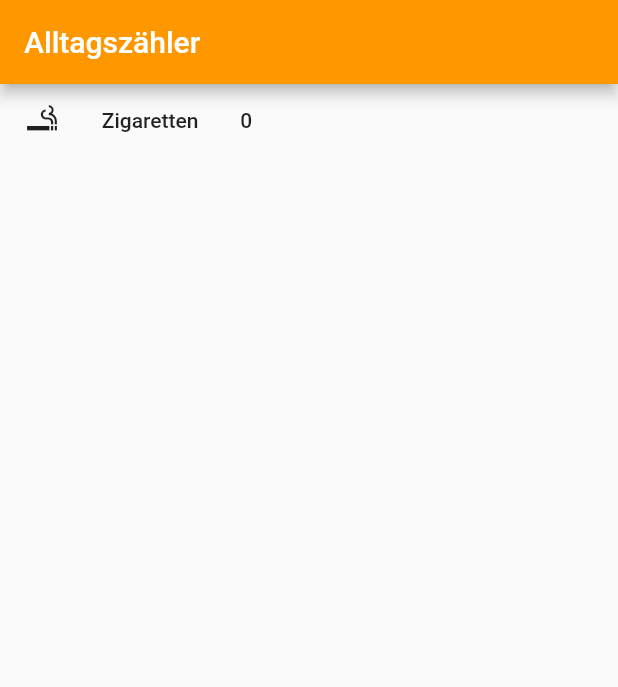
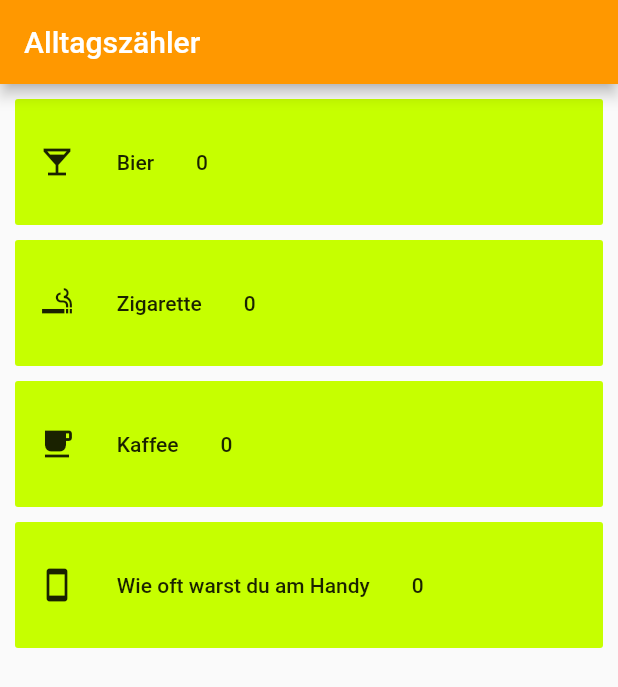
Before and after one commit to floodoo/alltags_zaehler, a Flutter app: the screen it shows after launch, on a phone screen of 412 x 824 dp. Shown: the top 687 px of the screen. Run offline on Flutter 3.47's test engine with Material 2 defaults, Android fonts, the phone set to English and light mode, and no system bars.

Commit message:
Viele Buttons

```diff
--- a/lib/main.dart
+++ b/lib/main.dart
@@ -8,18 +8,6 @@ class MyApp extends StatefulWidget {
 }
 
 class _MyAppState extends State<MyApp> {
-  int _counter = 0;
-
-  void _incrementCounter(BuildContext context) {
-    setState(() {
-      _counter++;
-    });
-    final snackBar = SnackBar(
-      content: Text('Du hast eine Zigarette mehr geraucht'),
-    );
-    Scaffold.of(context).showSnackBar(snackBar);
-  }
-
   @override
   Widget build(BuildContext context) {
     return MaterialApp(
@@ -31,34 +19,29 @@ class _MyAppState extends State<MyApp> {
           builder: (BuildContext context) {
             return Column(
               children: <Widget>[
-                FlatButton(
-                  child: Row(
-                    children: <Widget>[
-                      Icon(Icons.smoking_rooms),
-                      Text('        Zigaretten        '),
-                      Text('$_counter        ')
-                    ],
-                  ),
-                  onPressed: () => _incrementCounter(context),
+                CountButton(
+                  name: 'Bier',
+                  message: 'Du hast wieder Bier getrunken',
+                  icon: Icon(Icons.local_bar),
+                  color: Colors.limeAccent[400],
                 ),
-              ],
-            );
-          },
-        ),
-        body: Builder(
-          builder: (BuildContext context) {
-            return Column(
-              children: <Widget>[
-                FlatButton(
-                  child: Row(
-                    children: <Widget>[
-                      Icon(Icons.smoking_rooms),
-                      Text('        Zigaretten        '),
-                      Text('$_counter        ')
-                    ],
-                  ),
-                  onPressed: () => _incrementCounter(context),
+                CountButton(
+                  name: 'Zigarette',
+                  message: 'Du warst wieder Rauchen',
+                  icon: Icon(Icons.smoking_rooms),
+                  color: Colors.limeAccent[400],
                 ),
+                CountButton(
+                    name: 'Kaffee',
+                    message: 'Du trinkst schon wieder Kaffee?!',
+                    icon: Icon(Icons.local_cafe),
+                    color: Colors.limeAccent[400]),
+                CountButton(
+                  name: 'Wie oft warst du am Handy',
+                  message: 'Du bist schon wieder am Handy?!',
+                  icon: Icon(Icons.smartphone),
+                  color: Colors.limeAccent[400],
+                )
               ],
             );
           },
@@ -67,3 +50,57 @@ class _MyAppState extends State<MyApp> {
     );
   }
 }
+
+class CountButton extends StatefulWidget {
+  const CountButton({
+    Key key,
+    @required this.name,
+    @required this.message,
+    @required this.icon,
+    @required this.color,
+  }) : super(key: key);
+
+  final String name;
+  final String message;
+  final Icon icon;
+  final Color color;
+
+  @override
+  _CountButtonState createState() => _CountButtonState();
+}
+
+class _CountButtonState extends State<CountButton> {
+  int _counter = 0;
+
+  void _incrementCounter(BuildContext context) {
+    setState(() {
+      _counter++;
+    });
+
+    final snackBar = SnackBar(
+      content: Text(widget.message),
+    );
+    Scaffold.of(context).showSnackBar(snackBar);
+  }
+
+  @override
+  Widget build(BuildContext context) {
+    return Padding(
+      padding: const EdgeInsets.only(top: 10.0, left: 10.0, right: 10.0),
+      child: FlatButton(
+        color: Colors.limeAccent[400],
+        child: Padding(
+          padding: EdgeInsets.only(top: 30.0, bottom: 30.0),
+          child: Row(
+            children: <Widget>[
+              widget.icon,
+              Text('        ${widget.name}        '),
+              Text('$_counter        '),
+            ],
+          ),
+        ),
+        onPressed: () => _incrementCounter(context),
+      ),
+    );
+  }
+}
```
